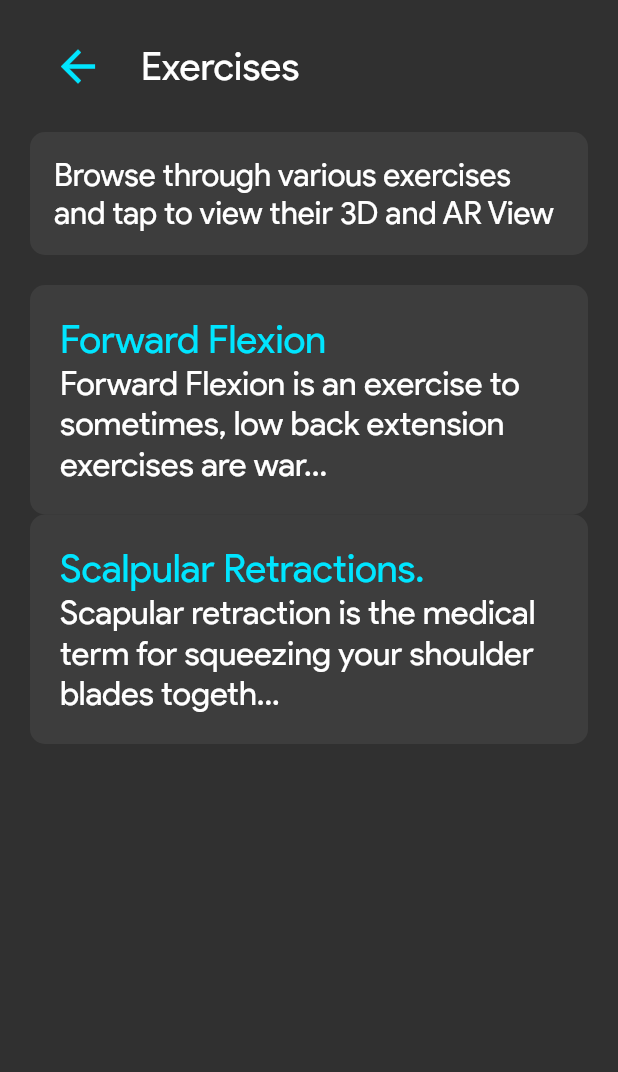
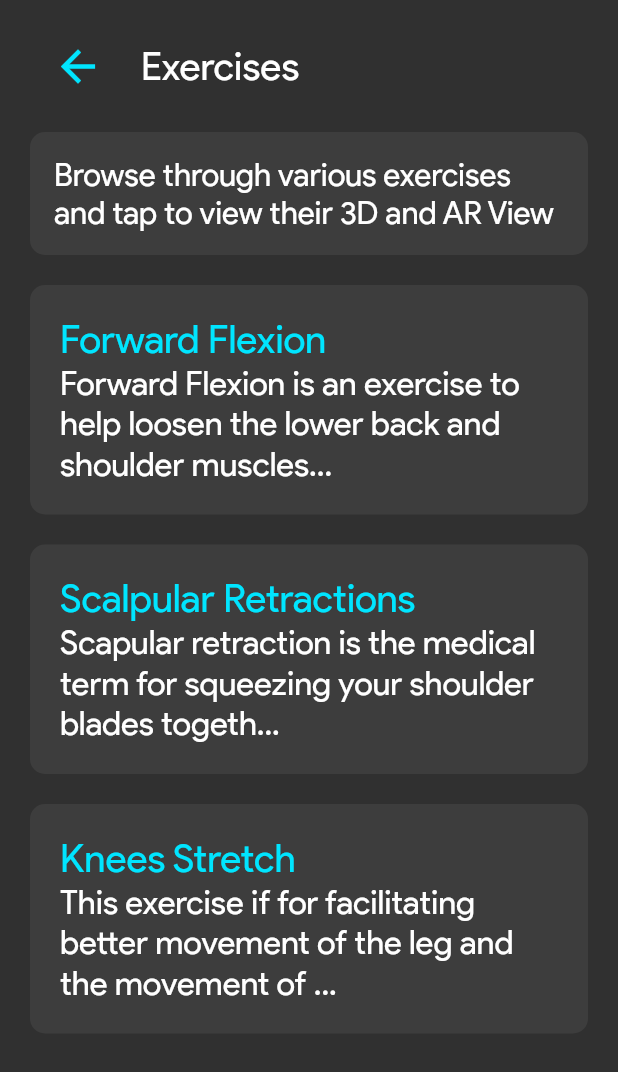
Before and after one commit to Harshit-Sonawala/ar_therapy, a Flutter app: the ExercisesScreen screen opened directly, on a phone screen of 412 x 824 dp. Shown: the top 1072 px of the screen. Run offline on Flutter 3.47's test engine with Material 2 defaults, Android fonts, the phone set to English and light mode, and no system bars; missing offline and left inert: flutter_cube, model_viewer_plus.

Commit message:
added other two exercises and their connection to the model

```diff
--- a/lib/providers/exercise_list_provider.dart
+++ b/lib/providers/exercise_list_provider.dart
@@ -8,7 +8,7 @@ class ExerciseList with ChangeNotifier {
       exItemId: 'exerciseItem1',
       exItemTitle: 'Forward Flexion',
       exItemDescription:
-          'Forward Flexion is an exercise to sometimes, low back extension exercises are warranted to treat your back pain. Extension of your spine occurs when you bend backward.',
+          'Forward Flexion is an exercise to help loosen the lower back and shoulder muscles. Sometimes, low back extension exercises are warranted to treat your back pain. Extension of your spine occurs when you bend backward.',
       exItemProcedure: [
         'Stand Straight',
         'Keep your arms at your sides and straight as well',
@@ -25,22 +25,41 @@ class ExerciseList with ChangeNotifier {
     ),
     ExerciseItem(
       exItemId: 'exerciseItem2',
-      exItemTitle: 'Scalpular Retractions.',
+      exItemTitle: 'Scalpular Retractions',
       exItemDescription:
           'Scapular retraction is the medical term for squeezing your shoulder blades together. The proper name for shoulder blades is scapulae (or scapula if referring to only one). And the actual motion of retraction is just that, retracting. Put together and you have scapular retraction.',
       exItemProcedure: [
         'Stand Straight',
-        'Keep your arms at your sides and straight as well',
-        'Keep your back arched',
-        'Slowly lift your arms so as to flex the back and shoulder muscles',
+        'Put your hands behind your head',
+        'Join both of your hands',
+        'Slowly move arms from the left, to the center and then to the right',
       ],
       exItemFocusAreas: [
-        'Lower Back, Shoulders',
+        'Upper Back, Scalpular',
       ],
       exItemDisorderList: [
         'disorderItem1',
       ],
-      exItemModelPath: 'assets/forward_flexion.glb',
+      exItemModelPath: 'assets/scalpular.glb',
+    ),
+    ExerciseItem(
+      exItemId: 'exerciseItem3',
+      exItemTitle: 'Knees Stretch',
+      exItemDescription:
+          'This exercise if for facilitating better movement of the leg and the movement of the knees. You slowly lift your legs so as to gradually bend at the knees',
+      exItemProcedure: [
+        'Stand Straight',
+        'Put your hands behind your head',
+        'Slowly lift your leg up, gradually bending at the knees and then down again.',
+        'Repeat with the other leg and continue onwards',
+      ],
+      exItemFocusAreas: [
+        'Knees',
+      ],
+      exItemDisorderList: [
+        'disorderItem1',
+      ],
+      exItemModelPath: 'assets/knees_stretch.glb',
     ),
   ];
 
--- a/lib/screens/exercise_details_screen.dart
+++ b/lib/screens/exercise_details_screen.dart
@@ -42,7 +42,7 @@ class _ExerciseDetailsScreenState extends State<ExerciseDetailsScreen> {
                     borderRadius: 50,
                   ),
                   const SizedBox(width: 10),
-                  const Text('Disorder Details'),
+                  const Text('Exercise Details'),
                 ],
               ),
               const SizedBox(height: 20),
@@ -75,7 +75,9 @@ class _ExerciseDetailsScreenState extends State<ExerciseDetailsScreen> {
                   // src: 'https://modelviewer.dev/shared-assets/models/Astronaut.glb',
                   //src: 'assets/3Dmodels/final.glb', // Human with given skeleton
                   // src: 'assets/3D models/back_exercise.glb',
-                  src: 'assets/forward_flexion.glb',
+                  src: Provider.of<ExerciseList>(context, listen: false)
+                      .globalExerciseList[widget.exerciseIndex]
+                      .exItemModelPath,
                   alt: "Animated 3D model of exercise",
                   ar: true,
                   autoRotate: true,
--- a/lib/screens/exercises_screen.dart
+++ b/lib/screens/exercises_screen.dart
@@ -51,7 +51,9 @@ class _ExercisesScreenState extends State<ExercisesScreen> {
               Expanded(
                   child: ListView.builder(
                 itemCount: Provider.of<ExerciseList>(context, listen: false).globalExerciseList.length,
-                itemBuilder: (context, exerciseIndex) => CustomListItem(
+                itemBuilder: (context, exerciseIndex) => Padding(
+                  padding: const EdgeInsets.only(bottom: 20.0),
+                  child: CustomListItem(
                     onPressed: () => {
                       Navigator.of(context).push(
                         MaterialPageRoute(
@@ -70,6 +72,7 @@ class _ExercisesScreenState extends State<ExercisesScreen> {
                     //     .globalExerciseList[disorderIndex]
                     //     .exItemModelPath,
                   ),
+                ),
               )),
             ],
           ),
```
Also changed, not shown: 3 other files. Lines whose indentation alone changed are shown as unchanged.
